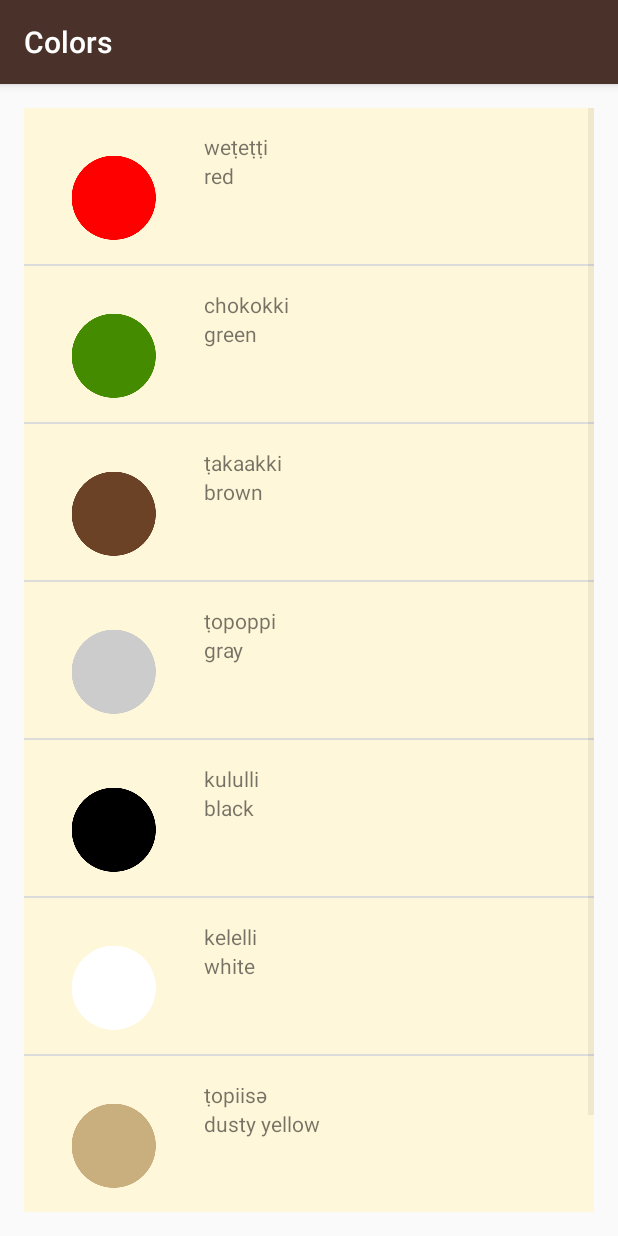
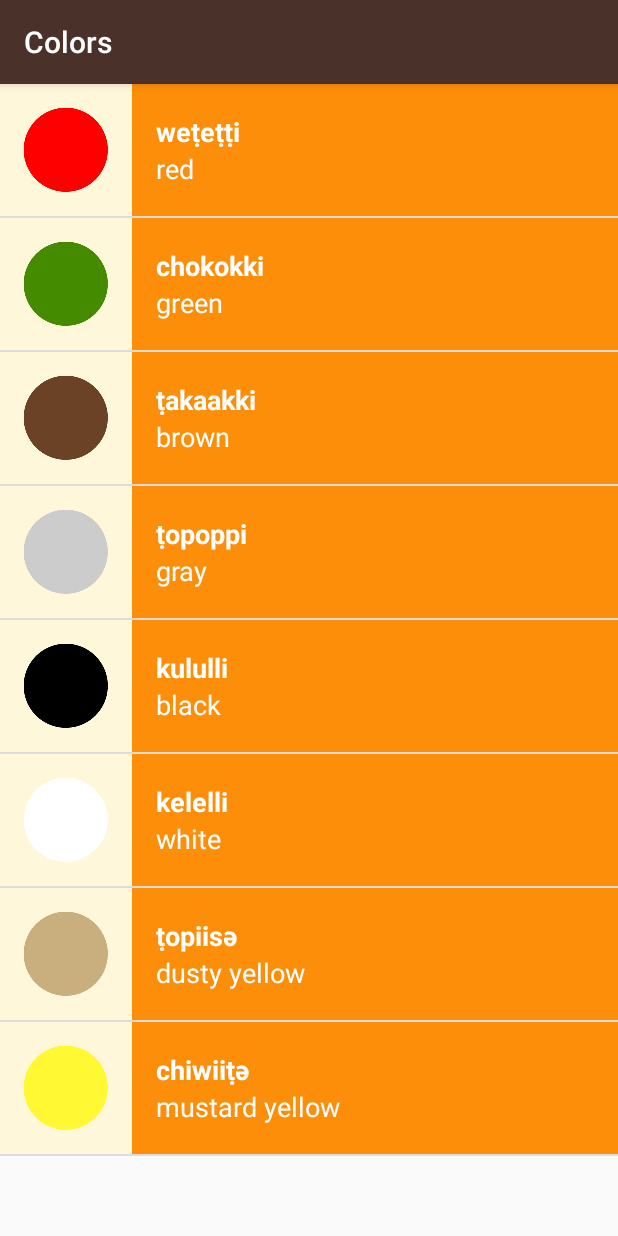
Before and after one commit to JuanByte/ud839_Miwok_Dictionary, an Android app: the Colors screen opened directly, with no data from a screen before it, on a phone screen of 412 x 824 dp. Run offline under Robolectric (Android 15) with nearby library versions, the phone set to English and light mode, and no system bars.

Commit message:
Set style of the app

```diff
--- a/app/src/main/res/layout/list_item.xml
+++ b/app/src/main/res/layout/list_item.xml
@@ -3,36 +3,44 @@
     xmlns:tools="http://schemas.android.com/tools"
     android:id="@+id/list_item"
     android:layout_width="match_parent"
-    android:layout_height="match_parent"
+    android:layout_height="wrap_content"
     android:background="@color/tan_background"
+    android:minHeight="@dimen/list_item_height"
     android:orientation="horizontal"
     tools:context="com.example.android.miwok.NumbersActivity">
 
     <ImageView
         android:id="@+id/miwok_image_view"
-        android:layout_width="wrap_content"
-        android:layout_height="wrap_content"
-        android:layout_marginLeft="16dp"
-        android:layout_marginTop="16dp" />
+        android:layout_width="@dimen/list_item_height"
+        android:layout_height="@dimen/list_item_height"
+        android:background="@color/tan_background"
+        android:src="@mipmap/ic_launcher" />
 
     <LinearLayout
         android:id="@+id/text_container"
-        android:layout_width="wrap_content"
-        android:layout_height="wrap_content"
-        android:layout_marginLeft="16dp"
-        android:layout_marginTop="16dp"
+        android:layout_width="match_parent"
+        android:layout_height="@dimen/list_item_height"
+        android:background="@color/category_numbers"
+        android:gravity="center_vertical"
         android:orientation="vertical">
 
         <TextView
             android:id="@+id/miwok_text_view"
             android:layout_width="wrap_content"
             android:layout_height="wrap_content"
+            android:layout_marginLeft="16dp"
+            android:textAppearance="@style/TextAppearance.AppCompat.Medium"
+            android:textColor="@android:color/white"
+            android:textStyle="bold"
             tools:text="lutti" />
 
         <TextView
             android:id="@+id/default_text_view"
             android:layout_width="wrap_content"
             android:layout_height="wrap_content"
+            android:layout_marginLeft="16dp"
+            android:textAppearance="@style/TextAppearance.AppCompat.Medium"
+            android:textColor="@android:color/white"
             tools:text="one" />
 
     </LinearLayout>
--- a/app/src/main/res/layout/word_list.xml
+++ b/app/src/main/res/layout/word_list.xml
@@ -5,8 +5,4 @@
     android:layout_width="match_parent"
     android:layout_height="match_parent"
     android:orientation="vertical"
-    android:paddingBottom="@dimen/activity_vertical_margin"
-    android:paddingLeft="@dimen/activity_horizontal_margin"
-    android:paddingRight="@dimen/activity_horizontal_margin"
-    android:paddingTop="@dimen/activity_vertical_margin"
     tools:context="com.example.android.miwok.NumbersActivity" />
--- a/app/src/main/res/values/dimens.xml
+++ b/app/src/main/res/values/dimens.xml
@@ -16,6 +16,4 @@
     <!-- Height of each list item -->
     <dimen name="list_item_height">88dp</dimen>
     <!-- Default screen margins, per the Android Design guidelines. -->
-    <dimen name="activity_horizontal_margin">16dp</dimen>
-    <dimen name="activity_vertical_margin">16dp</dimen>
 </resources>
```
